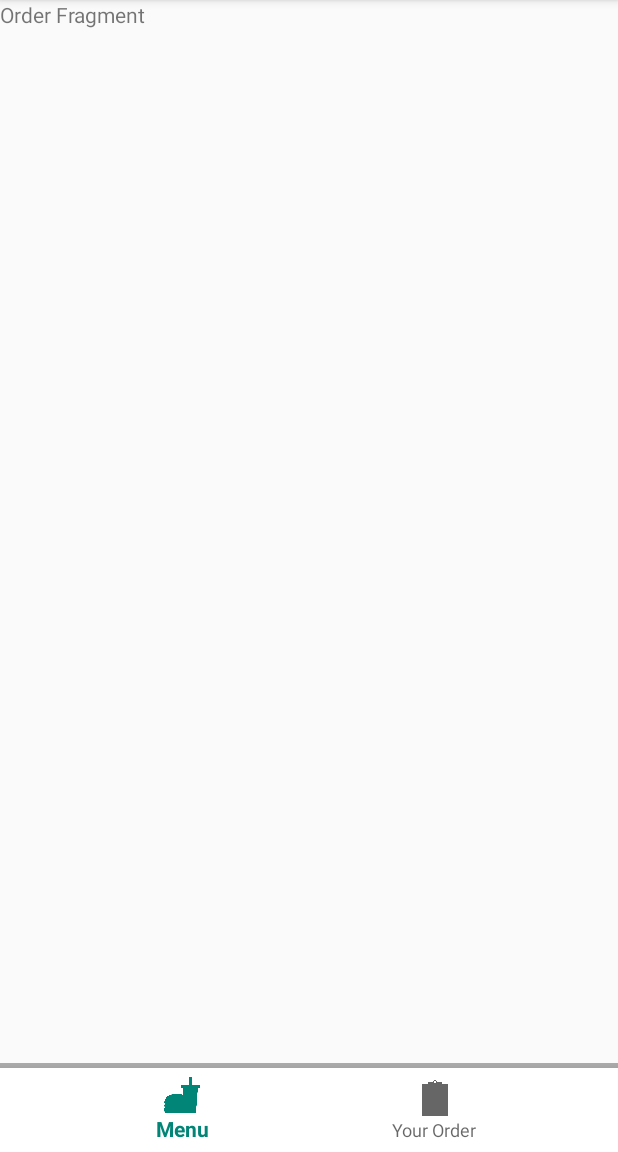
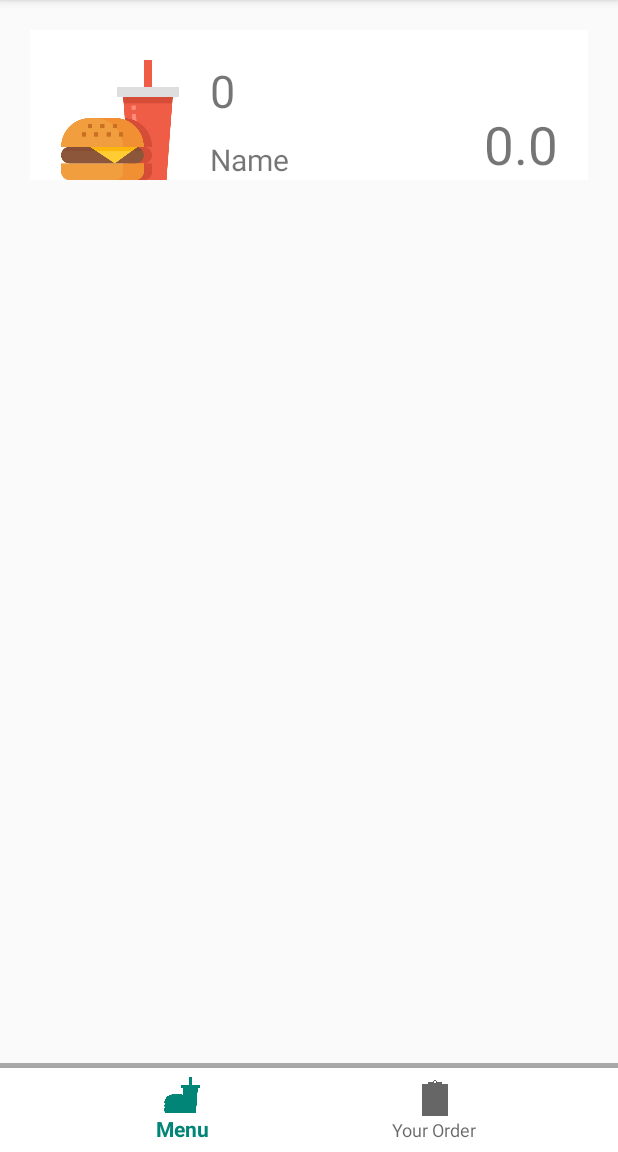
Before and after one commit to nicky951/AssignmentTwo, an Android app: the fragment Order placed in its activity, on a phone screen of 412 x 824 dp, the part 84-1236 px from its top. Run offline under Robolectric (Android 15) with nearby library versions, the light colour scheme and no system bars; 2 statements that could not run were skipped.

Commit message:
Working Orders Fragment-> Need to finish: Detailed $ sign, Confirm Intent, Order Total $

```diff
--- a/app/src/main/java/com/example/assignmenttwo/ItemDetail.java
+++ b/app/src/main/java/com/example/assignmenttwo/ItemDetail.java
@@ -52,7 +52,7 @@ public class ItemDetail extends AppCompatActivity {
                 int currentQuantity = Integer.parseInt((String)quantity.getText());
                 currentQuantity += 1;
 
-                price.setText("$"+ String.format("%.2f",(double)(item.getPrice() * currentQuantity)));
+                price.setText(String.format("%.2f",(double)(item.getPrice() * currentQuantity)));
                 quantity.setText(String.valueOf(currentQuantity));
             }
         });
@@ -66,11 +66,23 @@ public class ItemDetail extends AppCompatActivity {
                 if(currentQuantity > 0) {
                     currentQuantity -= 1;
 
-                    price.setText("$"+ String.format("%.2f",(double)(item.getPrice() * currentQuantity)));
+                    price.setText(String.format("%.2f",(double)(item.getPrice() * currentQuantity)));
                     quantity.setText(String.valueOf(currentQuantity));
                 }
             }
         });
 
+        confirm.setOnClickListener(new View.OnClickListener() {
+            @Override
+            public void onClick(View v) {
+
+                int currentQuantity = Integer.parseInt((String)quantity.getText());
+                double currentPrice = Double.parseDouble((String)price.getText());
+
+                ItemTotal itemTotal = new ItemTotal(item, currentPrice, currentQuantity);
+
+                ItemList.addOrder(itemTotal);
+            }
+        });
     }
 }
--- /dev/null
+++ b/app/src/main/java/com/example/assignmenttwo/ItemList.java
@@ -0,0 +1,18 @@
+package com.example.assignmenttwo;
+
+import java.util.ArrayList;
+
+public class ItemList {
+
+    static ArrayList<ItemTotal> totalOrder = new ArrayList<ItemTotal>();
+
+    public static void addOrder(ItemTotal totalInstance) {
+        totalOrder.add(totalInstance);
+
+        System.out.println("Added instance" + totalInstance.getTotalPrice());
+    }
+
+    public static ArrayList<ItemTotal> returnList() {
+        return totalOrder;
+    }
+}
--- /dev/null
+++ b/app/src/main/java/com/example/assignmenttwo/ItemTotal.java
@@ -0,0 +1,38 @@
+package com.example.assignmenttwo;
+
+public class ItemTotal {
+
+    private Item item;
+    private double totalPrice;
+    private int totalQuantity;
+
+    public ItemTotal(Item item, double totalPrice, int totalQuantity) {
+        this.item = item;
+        this.totalPrice = totalPrice;
+        this.totalQuantity = totalQuantity;
+    }
+
+    public Item getItem() {
+        return item;
+    }
+
+    public void setItem(Item item) {
+        this.item = item;
+    }
+
+    public double getTotalPrice() {
+        return totalPrice;
+    }
+
+    public void setTotalPrice(double totalPrice) {
+        this.totalPrice = totalPrice;
+    }
+
+    public int getTotalQuantity() {
+        return totalQuantity;
+    }
+
+    public void setTotalQuantity(int totalQuantity) {
+        this.totalQuantity = totalQuantity;
+    }
+}
--- a/app/src/main/java/com/example/assignmenttwo/Order.java
+++ b/app/src/main/java/com/example/assignmenttwo/Order.java
@@ -4,6 +4,8 @@ package com.example.assignmenttwo;
 import android.os.Bundle;
 
 import androidx.fragment.app.Fragment;
+import androidx.recyclerview.widget.LinearLayoutManager;
+import androidx.recyclerview.widget.RecyclerView;
 
 import android.view.LayoutInflater;
 import android.view.View;
@@ -15,6 +17,7 @@ import android.view.ViewGroup;
  */
 public class Order extends Fragment {
 
+    private RecyclerView recyclerView;
 
     public static Order Order() {
         // Required empty public constructor
@@ -24,10 +27,19 @@ public class Order extends Fragment {
 
 
     @Override
-    public View onCreateView(LayoutInflater inflater, ViewGroup container,
-                             Bundle savedInstanceState) {
-        // Inflate the layout for this fragment
-        return inflater.inflate(R.layout.fragment_order, container, false);
+    public View onCreateView(LayoutInflater inflater, ViewGroup container, Bundle savedInstanceState) {
+        View view = inflater.inflate(R.layout.fragment_order, container, false);
+
+        recyclerView = view.findViewById(R.id.recyclerorder);
+        LinearLayoutManager layoutManager = new LinearLayoutManager(view.getContext());
+        recyclerView.setLayoutManager(layoutManager);
+
+        TotalAdapter totalAdapter = new TotalAdapter();
+
+        totalAdapter.setData(ItemList.returnList());
+        recyclerView.setAdapter(totalAdapter);
+
+        return view;
     }
 
 }
--- /dev/null
+++ b/app/src/main/java/com/example/assignmenttwo/TotalAdapter.java
@@ -0,0 +1,70 @@
+package com.example.assignmenttwo;
+
+import android.content.Context;
+import android.content.Intent;
+import android.view.LayoutInflater;
+import android.view.View;
+import android.view.ViewGroup;
+import android.widget.ImageView;
+import android.widget.TextView;
+
+import androidx.annotation.NonNull;
+import androidx.recyclerview.widget.RecyclerView;
+
+import java.util.ArrayList;
+
+public class TotalAdapter extends RecyclerView.Adapter<TotalAdapter.TotalViewHolder> {
+
+    private ArrayList<ItemTotal> itemsToAdapt;
+
+    public void setData(ArrayList<ItemTotal> itemsToAdapt) {
+        this.itemsToAdapt = itemsToAdapt;
+    }
+
+    @NonNull
+    @Override
+    public TotalAdapter.TotalViewHolder onCreateViewHolder(@NonNull ViewGroup parent, int viewType) {
+        View view = LayoutInflater.from(parent.getContext()).inflate(R.layout.ordersummary, parent, false);
+
+        // Then create an instance of your custom ViewHolder with the View you got from inflating
+        // the layout.
+        TotalViewHolder TotalViewHolder = new TotalAdapter.TotalViewHolder(view);
+        return TotalViewHolder;
+    }
+
+    @Override
+    public void onBindViewHolder(@NonNull TotalAdapter.TotalViewHolder holder, int position) {
+        final ItemTotal itemAtPosition = itemsToAdapt.get(position);
+
+        holder.imageImageView.setImageResource(itemAtPosition.getItem().getIntDrawableID());
+        holder.quantityTextView.setText(Integer.toString(itemAtPosition.getTotalQuantity()));
+        holder.priceTextView.setText(Double.toString(itemAtPosition.getTotalPrice()));
+        holder.nameTextView.setText(itemAtPosition.getItem().getName());
+
+
+    }
+
+    @Override
+    public int getItemCount() {
+        return itemsToAdapt.size();
+    }
+
+    public static class TotalViewHolder extends RecyclerView.ViewHolder {
+        public View view;
+        public ImageView imageImageView;
+        public TextView quantityTextView;
+        public TextView nameTextView;
+        public TextView priceTextView;
+
+        public TotalViewHolder(@NonNull View totalView) {
+            super(totalView);
+
+            view = totalView;
+
+            imageImageView = totalView.findViewById(R.id.imagedetail);
+            quantityTextView = totalView.findViewById(R.id.quantitydetail);
+            nameTextView = totalView.findViewById(R.id.namedetail);
+            priceTextView = totalView.findViewById(R.id.totaldetail);
+        }
+    }
+}
--- a/app/src/main/res/layout/fragment_order.xml
+++ b/app/src/main/res/layout/fragment_order.xml
@@ -5,10 +5,10 @@
     android:layout_height="match_parent"
     tools:context=".Order">
 
-    <!-- TODO: Update blank fragment layout -->
-    <TextView
+    <androidx.recyclerview.widget.RecyclerView
+        android:id="@+id/recyclerorder"
         android:layout_width="match_parent"
-        android:layout_height="match_parent"
-        android:text="Order Fragment" />
+        android:layout_height="match_parent">
+    </androidx.recyclerview.widget.RecyclerView>
 
 </FrameLayout>
--- a/app/src/main/res/layout/item_detailed.xml
+++ b/app/src/main/res/layout/item_detailed.xml
@@ -101,7 +101,7 @@
             android:layout_width="wrap_content"
             android:layout_height="wrap_content"
             android:textSize="50sp"
-            android:text="$0.00"
+            android:text="0.00"
             android:textColor="#FFFFFF"
             android:background="#ADADAD"
             android:layout_marginEnd="25dp"
--- /dev/null
+++ b/app/src/main/res/layout/ordersummary.xml
@@ -0,0 +1,55 @@
+<?xml version="1.0" encoding="utf-8"?>
+<androidx.constraintlayout.widget.ConstraintLayout xmlns:android="http://schemas.android.com/apk/res/android"
+    android:layout_width="match_parent"
+    android:layout_height="wrap_content"
+    xmlns:app="http://schemas.android.com/apk/res-auto"
+    android:layout_marginTop="20dp"
+    android:layout_marginStart="20dp"
+    android:layout_marginEnd="20dp"
+    android:background="#FFFFFF">
+
+    <ImageView
+        android:id="@+id/imagedetail"
+        android:layout_width="80dp"
+        android:layout_height="80dp"
+        android:layout_marginTop="20dp"
+        android:layout_marginStart="20dp"
+        android:src="@drawable/fastfood"
+        app:layout_constraintStart_toStartOf="parent"
+        app:layout_constraintTop_toTopOf="parent">
+    </ImageView>
+
+    <TextView
+        android:id="@+id/quantitydetail"
+        android:layout_marginStart="20dp"
+        android:layout_width="wrap_content"
+        android:layout_height="wrap_content"
+        android:textSize="30sp"
+        android:text="0"
+        app:layout_constraintStart_toEndOf="@id/imagedetail"
+        app:layout_constraintTop_toTopOf="@id/imagedetail">
+
+    </TextView>
+    <TextView
+        android:id="@+id/namedetail"
+        android:layout_marginStart="20dp"
+        android:layout_width="wrap_content"
+        android:layout_height="wrap_content"
+        android:textSize="20sp"
+        android:text="Name"
+        app:layout_constraintBottom_toBottomOf="@id/imagedetail"
+        app:layout_constraintStart_toEndOf="@id/imagedetail">
+    </TextView>
+
+    <TextView
+        android:id="@+id/totaldetail"
+        android:layout_marginEnd="20dp"
+        android:layout_width="wrap_content"
+        android:layout_height="wrap_content"
+        android:textSize="35sp"
+        android:text="$X.XX"
+        app:layout_constraintEnd_toEndOf="parent"
+        app:layout_constraintBottom_toBottomOf="parent">
+    </TextView>
+
+</androidx.constraintlayout.widget.ConstraintLayout>
```
Also changed, not shown: 132 other files.
